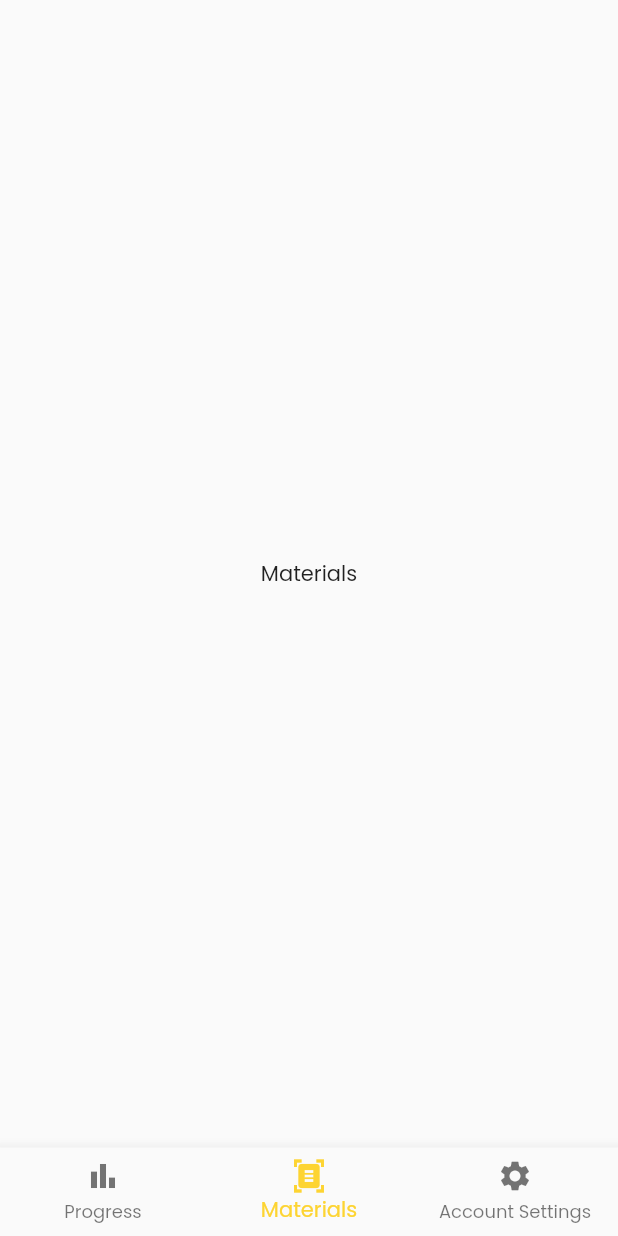
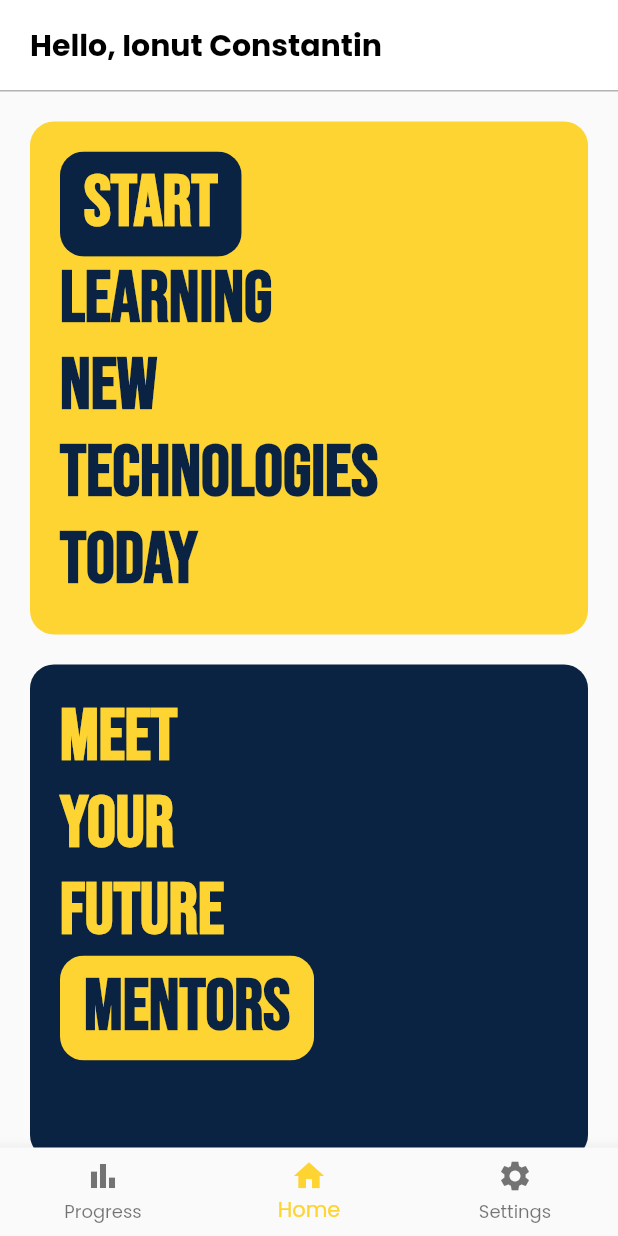
Before and after one commit to DariusDC/OutOfBoundsProject, a Flutter app: the screen it shows after launch, item 2 of the bottom bar chosen, on a phone screen of 412 x 824 dp. Run offline on Flutter 3.47's test engine with Material 2 defaults, Android fonts, the phone set to English and light mode, and no system bars; our stand-ins replace dio, flutter_i18n, retrofit, rxdart, shared_preferences; generated files the repository leaves out were written again.

Commit message:
home screen

```diff
--- /dev/null
+++ b/lib/screens/home/home_screen.dart
@@ -0,0 +1,149 @@
+import 'package:flutter/material.dart';
+import 'package:out_of_bounds/model/user.dart';
+import 'package:out_of_bounds/themes/app_colors.dart';
+import 'package:out_of_bounds/themes/app_text_styles.dart';
+import 'package:out_of_bounds/widgets/app_bar/hello_app_bar.dart';
+
+import '../technologies/technologies_screen.dart';
+
+class HomeScreen extends StatefulWidget {
+  const HomeScreen({Key? key}) : super(key: key);
+
+  @override
+  State<HomeScreen> createState() => _HomeScreenState();
+}
+
+class _HomeScreenState extends State<HomeScreen> {
+  @override
+  Widget build(BuildContext context) {
+    return SafeArea(
+      child: Column(
+        children: [
+          HelloAppBar(
+            user: User(
+                firstName: "Ionut",
+                lastName: "Constantin",
+                email: "asdk@asd.csq"),
+          ),
+          Expanded(
+            child: SingleChildScrollView(
+              child: Column(
+                children: [
+                  const SizedBox(height: 20),
+                  _technologiesCard,
+                  const SizedBox(height: 20),
+                  _mentorsCard,
+                  const SizedBox(height: 20),
+                ],
+              ),
+            ),
+          )
+        ],
+      ),
+    );
+  }
+
+  void _onStart() {
+    Navigator.of(context).push(MaterialPageRoute(builder: (context) {
+      return TechnologiesScreen(
+        onSubmit: (technologies) {},
+      );
+    }));
+  }
+
+  void _onMentors() {
+    Navigator.of(context).push(MaterialPageRoute(builder: (context) {
+      return TechnologiesScreen(
+        onSubmit: (technologies) {},
+      );
+    }));
+  }
+
+  Widget get _technologiesCard {
+    return Container(
+      margin: const EdgeInsets.symmetric(horizontal: 20),
+      padding: const EdgeInsets.all(20),
+      // height: MediaQuery.of(context).size.height * 2 / 5,
+      width: double.infinity,
+      decoration: const BoxDecoration(
+        borderRadius: BorderRadius.all(
+          Radius.circular(16),
+        ),
+        color: AppColors.yellow,
+      ),
+      child: Column(
+        crossAxisAlignment: CrossAxisAlignment.start,
+        mainAxisAlignment: MainAxisAlignment.spaceBetween,
+        children: [
+          ClipRRect(
+            borderRadius: const BorderRadius.all(
+              Radius.circular(16),
+            ),
+            child: ElevatedButton(
+              style: ElevatedButton.styleFrom(
+                minimumSize: const Size(100, 70),
+                primary: AppColors.darkBlue,
+              ),
+              onPressed: _onStart,
+              child: Text(
+                "start",
+                style: AppTextStyles.largeBoldBebasNeue.copyWith(
+                  color: AppColors.yellow,
+                ),
+              ),
+            ),
+          ),
+          Text(
+            "learning\nnew\ntechnologies\ntoday",
+            style: AppTextStyles.largeBoldBebasNeue.copyWith(
+              color: AppColors.darkBlue,
+            ),
+          ),
+        ],
+      ),
+    );
+  }
+
+  Widget get _mentorsCard {
+    return Container(
+      margin: const EdgeInsets.symmetric(horizontal: 20),
+      padding: const EdgeInsets.all(20),
+      height: MediaQuery.of(context).size.height * 2 / 5,
+      width: double.infinity,
+      decoration: const BoxDecoration(
+        borderRadius: BorderRadius.all(
+          Radius.circular(16),
+        ),
+        color: AppColors.darkBlue,
+      ),
+      child: Column(
+        crossAxisAlignment: CrossAxisAlignment.start,
+        children: [
+          Text(
+            "Meet\nyour\nfuture",
+            style: AppTextStyles.largeBoldBebasNeue
+                .copyWith(color: AppColors.yellow),
+          ),
+          ClipRRect(
+            borderRadius: const BorderRadius.all(
+              Radius.circular(16),
+            ),
+            child: ElevatedButton(
+              style: ElevatedButton.styleFrom(
+                minimumSize: const Size(100, 70),
+                primary: AppColors.yellow,
+              ),
+              onPressed: _onMentors,
+              child: Text(
+                "mentors",
+                style: AppTextStyles.largeBoldBebasNeue.copyWith(
+                  color: AppColors.darkBlue,
+                ),
+              ),
+            ),
+          ),
+        ],
+      ),
+    );
+  }
+}
--- a/lib/screens/navigation/navigation.dart
+++ b/lib/screens/navigation/navigation.dart
@@ -5,6 +5,8 @@ import 'package:out_of_bounds/themes/app_text_styles.dart';
 import 'package:out_of_bounds/screens/progress/progress_screen.dart';
 import 'package:out_of_bounds/widgets/app_bar/app_bar_right_widget.dart';
 import 'package:out_of_bounds/widgets/generic_check_list.dart';
+
+import '../home/home_screen.dart';
 
 class AppNavigation extends StatefulWidget {
   const AppNavigation({Key? key}) : super(key: key);
@@ -25,12 +27,12 @@ class _AppNavigationState extends State<AppNavigation> {
           label: "Progress",
         ),
         BottomNavigationBarItem(
-          icon: Icon(Icons.document_scanner),
-          label: "Materials",
+          icon: Icon(Icons.home),
+          label: "Home",
         ),
         BottomNavigationBarItem(
           icon: Icon(Icons.settings),
-          label: "Account Settings",
+          label: "Settings",
         ),
       ];
 
@@ -56,9 +58,7 @@ class _AppNavigationState extends State<AppNavigation> {
     if (_selectedIndex == 0) {
       return ProgressScreen();
     } else if (_selectedIndex == 1) {
-      return Center(
-        child: Text("Materials"),
-      );
+      return HomeScreen();
     }
     return Center(
       child: ElevatedButton(
--- a/lib/themes/app_colors.dart
+++ b/lib/themes/app_colors.dart
@@ -6,7 +6,7 @@ class AppColors {
   static const Color yellow = Color(0xFFFDD432);
   static const Color darkYellow = Color(0xFFFDD432);
   static const Color blue = Color(0xFF2C9EFF);
-  static const Color darkBlue = Color(0xFF040914);
+  static const Color darkBlue = Color(0xFF0A2343);
   static const Color cyan = Color(0xFF20ADB9);
   static const Color green = Color(0xFF27AC55);
   static const Color lightGray = Color(0xFFEEEEEE);
```
